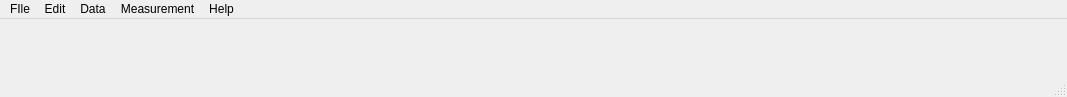
Before: the Qt Designer form source/gui/pyQNEP.ui in Qing-LAB/pySciBench, drawn with Qt 5.
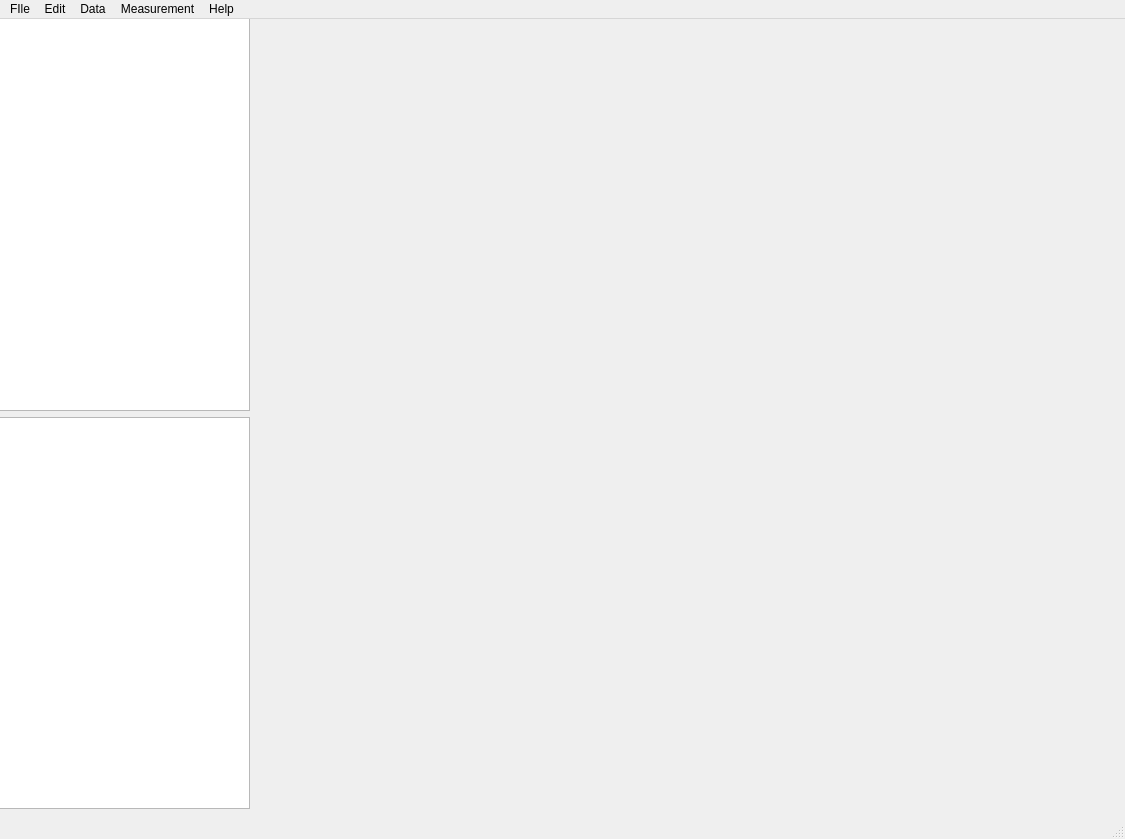
After: the same form once the commit is applied.

Commit message: initial setup for ipython console as dockable widget

The edit to the form file:
```diff
--- a/source/gui/pyQNEP.ui
+++ b/source/gui/pyQNEP.ui
@@ -6,20 +6,57 @@
    <rect>
     <x>0</x>
     <y>0</y>
-    <width>1067</width>
-    <height>97</height>
+    <width>1125</width>
+    <height>839</height>
    </rect>
   </property>
   <property name="windowTitle">
    <string>MainWindow</string>
   </property>
-  <widget class="QWidget" name="centralwidget"/>
+  <widget class="QWidget" name="centralwidget">
+   <widget class="QWidget" name="horizontalLayoutWidget">
+    <property name="geometry">
+     <rect>
+      <x>250</x>
+      <y>0</y>
+      <width>871</width>
+      <height>791</height>
+     </rect>
+    </property>
+    <layout class="QHBoxLayout" name="horizontalLayout">
+     <item alignment="Qt::AlignBottom">
+      <widget class="QWidget" name="widget_2" native="true"/>
+     </item>
+     <item alignment="Qt::AlignTop">
+      <widget class="QWidget" name="widget" native="true"/>
+     </item>
+    </layout>
+   </widget>
+   <widget class="QWidget" name="verticalLayoutWidget">
+    <property name="geometry">
+     <rect>
+      <x>-1</x>
+      <y>-1</y>
+      <width>251</width>
+      <height>791</height>
+     </rect>
+    </property>
+    <layout class="QVBoxLayout" name="verticalLayout">
+     <item>
+      <widget class="QListView" name="listView"/>
+     </item>
+     <item>
+      <widget class="QTreeView" name="treeView"/>
+     </item>
+    </layout>
+   </widget>
+  </widget>
   <widget class="QMenuBar" name="menubar">
    <property name="geometry">
     <rect>
      <x>0</x>
      <y>0</y>
-     <width>1067</width>
+     <width>1125</width>
      <height>22</height>
     </rect>
    </property>
```
The commit also changes 1 other file.
